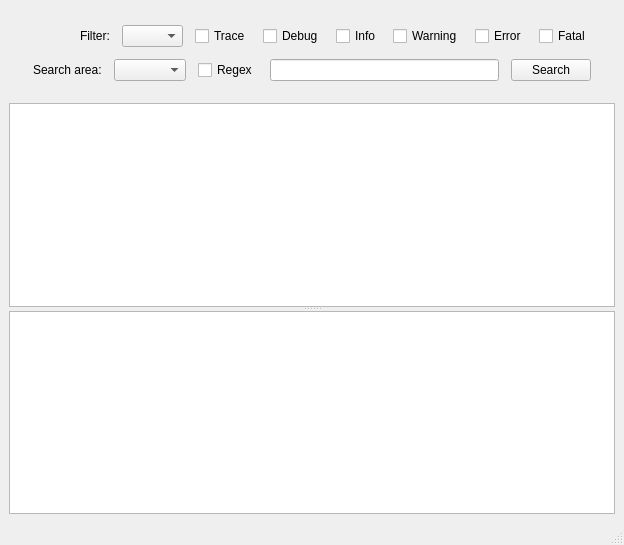
First picture: the form in QT_Project/Forms/MainWindow.ui, repository Dingola/Qt-LogViewer, before the edit.
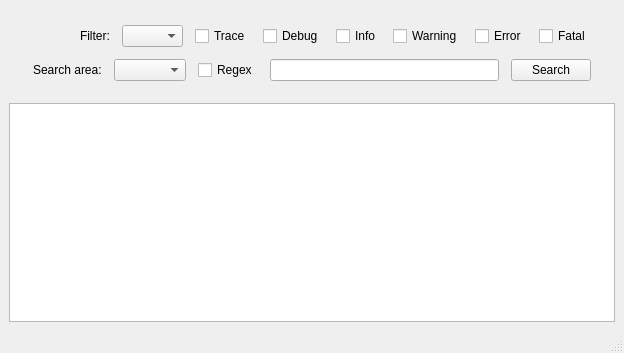
Second picture: the form after the edit.

Commit message:
Refactor log details to QDockWidget and set default MainWindow size
- Replaced plainTextEditLogDetails with a dockable log details widget
- Removed splitter and updated UI/code accordingly
- Set MainWindow default size to 1100x750

The edit to the form file:
```diff
--- a/QT_Project/Forms/MainWindow.ui
+++ b/QT_Project/Forms/MainWindow.ui
@@ -7,7 +7,7 @@
     <x>0</x>
     <y>0</y>
     <width>624</width>
-    <height>545</height>
+    <height>353</height>
    </rect>
   </property>
   <property name="windowTitle">
@@ -165,26 +165,7 @@
      </widget>
     </item>
     <item>
-     <widget class="QSplitter" name="splitterLogView">
-      <property name="orientation">
-       <enum>Qt::Vertical</enum>
-      </property>
-      <widget class="QTableView" name="tableViewLog"/>
-      <widget class="QPlainTextEdit" name="plainTextEditLogDetails">
-       <property name="enabled">
-        <bool>true</bool>
-       </property>
-       <property name="sizePolicy">
-        <sizepolicy hsizetype="Expanding" vsizetype="Expanding">
-         <horstretch>0</horstretch>
-         <verstretch>0</verstretch>
-        </sizepolicy>
-       </property>
-       <property name="acceptDrops">
-        <bool>true</bool>
-       </property>
-      </widget>
-     </widget>
+     <widget class="QTableView" name="tableViewLog"/>
     </item>
    </layout>
   </widget>
```
Left out of the diff: 1 changed line with no effect on the pictures. The commit also changes 3 other files.
